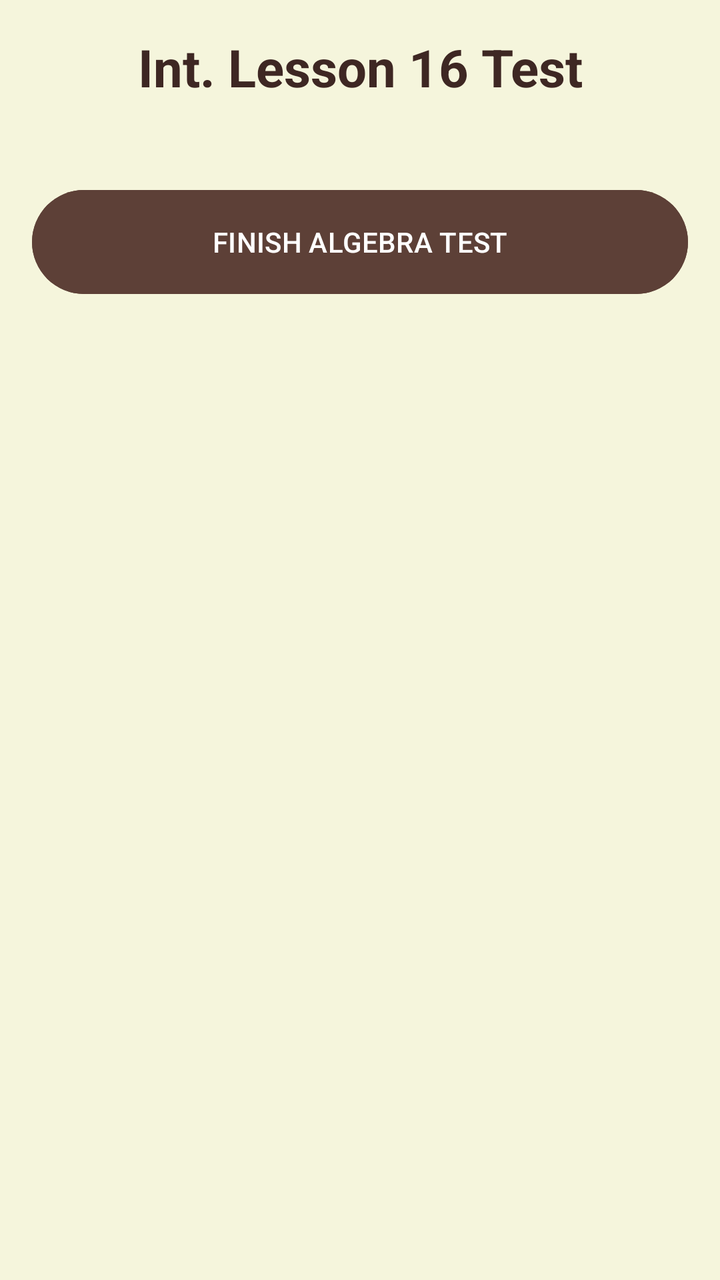
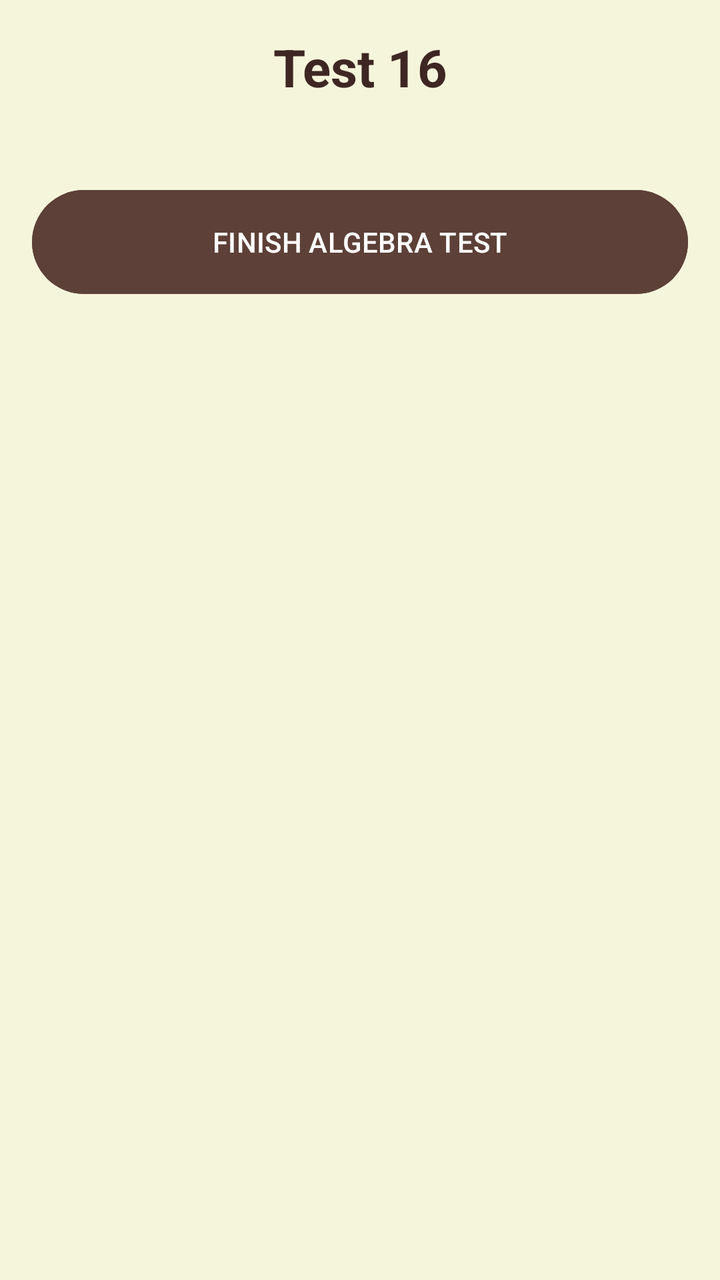

The first picture is an Android layout as it rendered before a commit; the second is the same layout after the commit. The layout source and the unified diff follow.
<!-- AndroidManifest.xml: application theme Theme.OlympMathMentor -->
<!-- res/layout/activity_int_test16.xml -->
<?xml version="1.0" encoding="utf-8"?>
<ScrollView xmlns:android="http://schemas.android.com/apk/res/android"
    android:layout_width="match_parent"
    android:layout_height="match_parent"
    android:background="#F5F5DC"
    android:padding="16dp">

    <LinearLayout
        android:layout_width="match_parent"
        android:layout_height="wrap_content"
        android:orientation="vertical">

        <TextView
            android:layout_width="match_parent"
            android:layout_height="wrap_content"
            android:text="Int. Lesson 16 Test"
            android:textSize="26sp"
            android:textStyle="bold"
            android:textColor="#3E2723"
            android:gravity="center"
            android:layout_marginBottom="20dp"/>

        <LinearLayout
            android:id="@+id/questionsContainer"
            android:layout_width="match_parent"
            android:layout_height="wrap_content"
            android:orientation="vertical" />

        <Button
            android:id="@+id/btnFinish"
            android:layout_width="match_parent"
            android:layout_height="60dp"
            android:text="FINISH ALGEBRA TEST"
            android:backgroundTint="#5D4037"
            android:textColor="#FFFFFF"
            android:layout_marginTop="20dp"/>

        <LinearLayout
            android:id="@+id/resultLayout"
            android:layout_width="match_parent"
            android:layout_height="wrap_content"
            android:orientation="vertical"
            android:visibility="gone"
            android:gravity="center"
            android:layout_marginTop="20dp">

            <TextView
                android:id="@+id/tvScore"
                android:layout_width="wrap_content"
                android:layout_height="wrap_content"
                android:textSize="24sp"
                android:textColor="#3E2723"
                android:textStyle="bold"/>

            <LinearLayout
                android:id="@+id/medalsLayout"
                android:layout_width="wrap_content"
                android:layout_height="wrap_content"
                android:orientation="horizontal"
                android:layout_margin="10dp"
                android:visibility="gone">

                <ImageView android:id="@+id/medal1" android:layout_width="60dp" android:layout_height="60dp" android:src="@drawable/ic_medal" />
                <ImageView android:id="@+id/medal2" android:layout_width="60dp" android:layout_height="60dp" android:src="@drawable/ic_medal" />
                <ImageView android:id="@+id/medal3" android:layout_width="60dp" android:layout_height="60dp" android:src="@drawable/ic_medal" />

            </LinearLayout>

            <TextView
                android:id="@+id/tvFeedback"
                android:layout_width="match_parent"
                android:layout_height="wrap_content"
                android:gravity="center"
                android:textSize="18sp"
                android:textColor="#D32F2F"
                android:layout_marginBottom="20dp"/>

            <Button
                android:id="@+id/btnNextLesson"
                android:layout_width="match_parent"
                android:layout_height="60dp"
                android:text="Next Lesson"
                android:visibility="gone"
                android:backgroundTint="#2E7D32"
                android:textColor="#FFFFFF"
                android:layout_marginBottom="10dp"/>

            <Button
                android:id="@+id/btnRetry"
                android:layout_width="match_parent"
                android:layout_height="60dp"
                android:text="Retry Test"
                android:backgroundTint="#D32F2F"
                android:textColor="#FFFFFF"/>

        </LinearLayout>
    </LinearLayout>
</ScrollView>
<!-- resources referenced by this layout -->
<resources>
  <!-- drawable ic_medal (drawable) -->
  <vector xmlns:android="http://schemas.android.com/apk/res/android"
      android:width="24dp"
      android:height="24dp"
      android:viewportWidth="24"
      android:viewportHeight="24">
      <path
          android:fillColor="#FFFFFFFF"
          android:pathData="M17,10.43V2H7v8.43c0,0.35 0.18,0.68 0.49,0.86l4.18,2.51l-0.99,2.34l-3.41,0.29l2.59,2.24L8.96,22L12,20.23L15.04,22l-0.9-3.33l2.59,-2.24l-3.41,-0.29l-0.99,-2.34l4.18,-2.51C16.82,11.11 17,10.79 17,10.43zM13,4h2v3h-2V4zM9,4h2v3H9V4z"/>
  </vector>
  <style name="Theme.OlympMathMentor" parent="Base.Theme.OlympMathMentor" />
  <style name="Base.Theme.OlympMathMentor" parent="Theme.Material3.DayNight.NoActionBar">
          
          
      </style>
</resources>

<!-- the commit's change to res/layout/activity_int_test16.xml (unified diff, before → after) -->
@@ -13,7 +13,7 @@
         <TextView
             android:layout_width="match_parent"
             android:layout_height="wrap_content"
-            android:text="Int. Lesson 16 Test"
+            android:text="Test 16"
             android:textSize="26sp"
             android:textStyle="bold"
             android:textColor="#3E2723"
